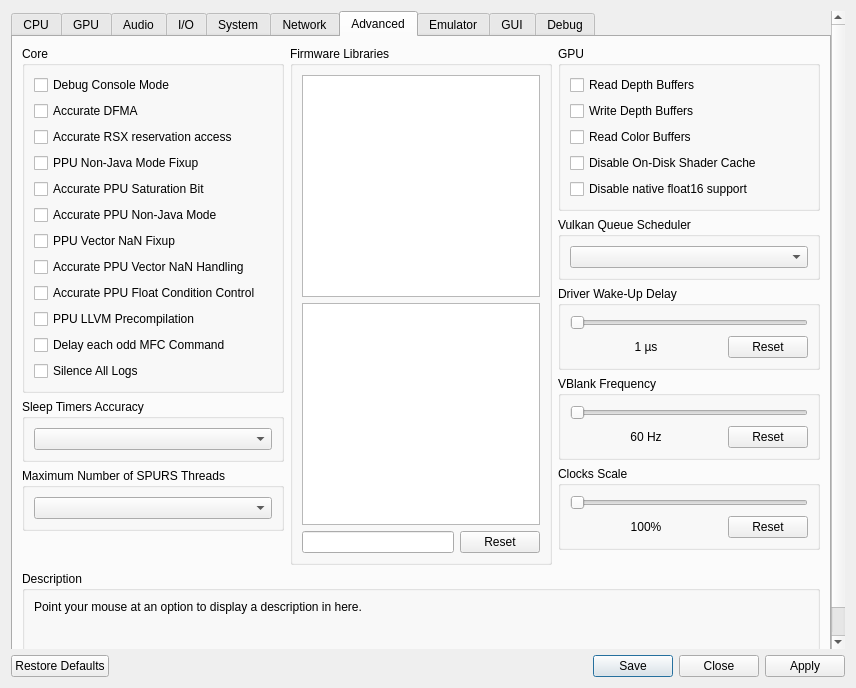
The window that rpcs3/rpcs3qt/settings_dialog.ui (RPCS3/rpcs3) describes before a commit, drawn with Qt 5.
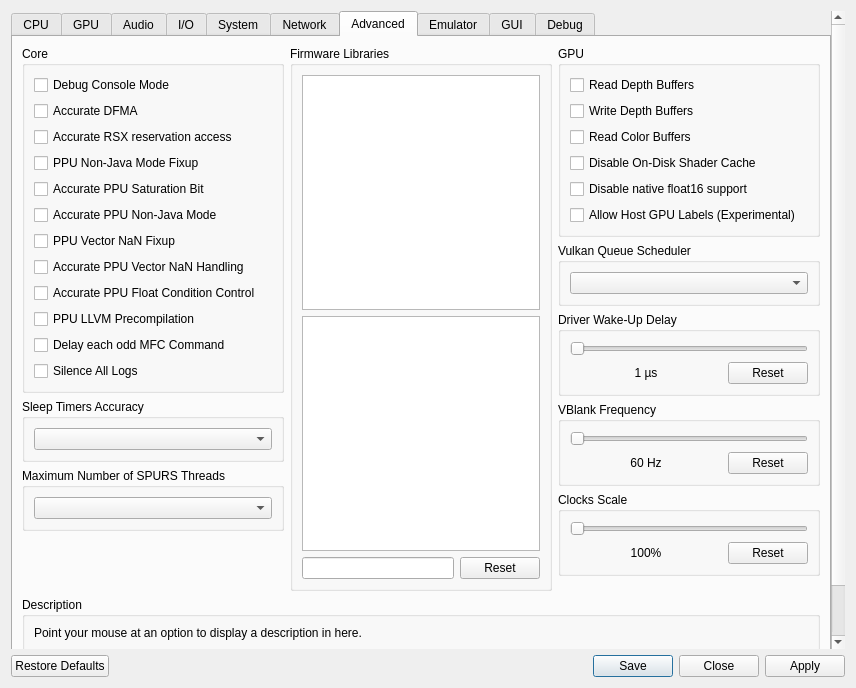
The same window after the commit. The open tabs and pages were chosen to show the change. Icons and pictures are not drawn.

Commit message: rsx: Add the option to the advanced tab

What changed in the file:
```diff
--- a/rpcs3/rpcs3qt/settings_dialog.ui
+++ b/rpcs3/rpcs3qt/settings_dialog.ui
@@ -43,8 +43,8 @@
        <rect>
         <x>0</x>
         <y>0</y>
-        <width>838</width>
-        <height>641</height>
+        <width>821</width>
+        <height>667</height>
        </rect>
       </property>
       <property name="sizePolicy">
@@ -2331,6 +2331,13 @@
                  </property>
                 </widget>
                </item>
+               <item>
+                <widget class="QCheckBox" name="allowHostGPULabels">
+                 <property name="text">
+                  <string>Allow Host GPU Labels (Experimental)</string>
+                 </property>
+                </widget>
+               </item>
               </layout>
              </widget>
             </item>
```
Left out of the diff: 4 changed lines with no effect on the pictures. The commit also changes 5 other files.
